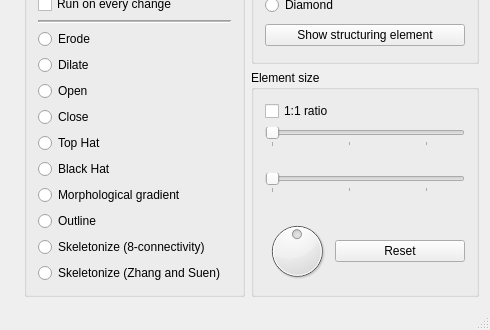
This is morph/mainwindow.ui in k0zmo/morphology-opencl as Qt 5 draws it before an edit; both pictures show x 0 to 490 and y 156 to 486 of the 490 by 486 pixel window. The edited form follows.
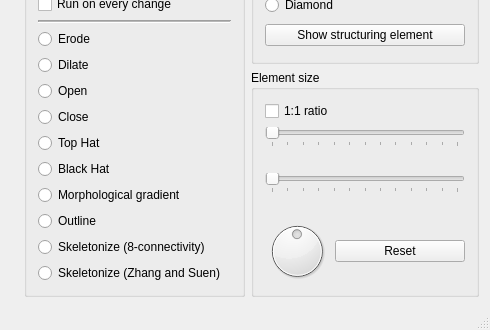
This is the edited form.

The edit to the form file:
```diff
--- a/morph/mainwindow.ui
+++ b/morph/mainwindow.ui
@@ -317,6 +317,9 @@
            <property name="maximum">
             <number>25</number>
            </property>
+           <property name="pageStep">
+            <number>2</number>
+           </property>
            <property name="orientation">
             <enum>Qt::Horizontal</enum>
            </property>
@@ -364,6 +367,9 @@
            <property name="maximum">
             <number>25</number>
            </property>
+           <property name="pageStep">
+            <number>2</number>
+           </property>
            <property name="orientation">
             <enum>Qt::Horizontal</enum>
            </property>
```
